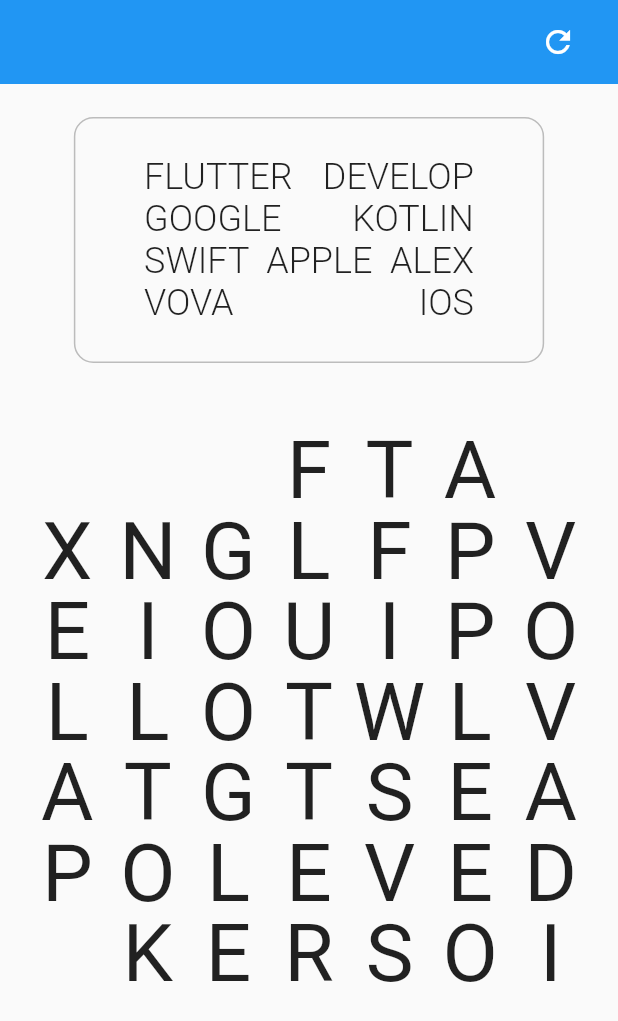
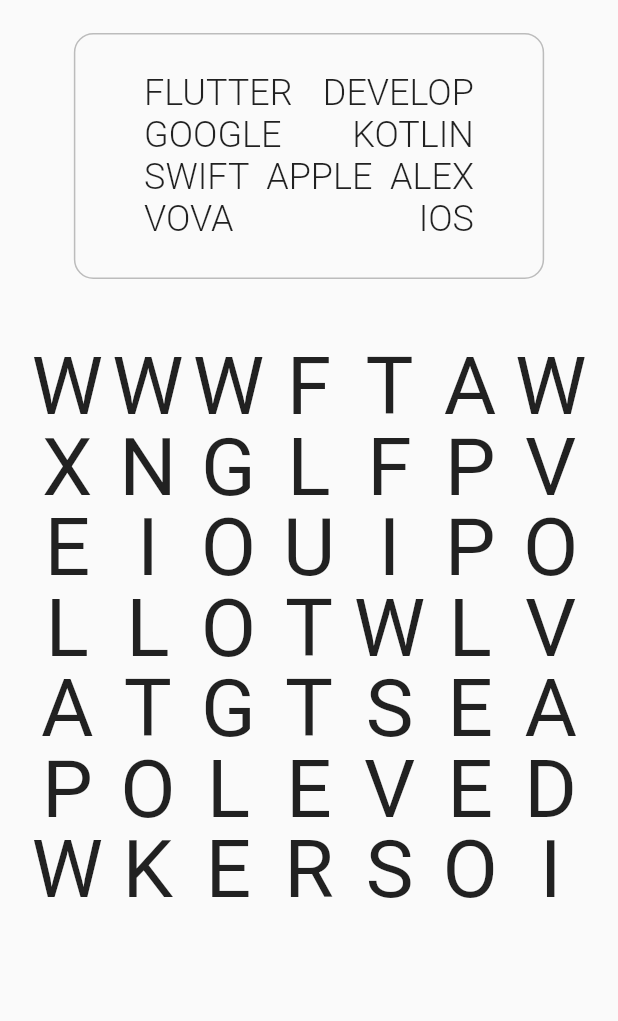
Before and after one commit to alexeylopukh/search_word, a Flutter app: the screen it shows after launch, on a phone screen of 412 x 824 dp. Shown: the top 1021 px of the screen. Run offline on Flutter 3.47's test engine with Material 2 defaults, Android fonts, the phone set to English and light mode, and no system bars; our stand-ins replace after_layout, vibration.

Commit message:
no message

```diff
--- a/lib/interactor/game_field_generator_interactor.dart
+++ b/lib/interactor/game_field_generator_interactor.dart
@@ -1,4 +1,5 @@
 import 'dart:convert';
+import 'dart:math';
 
 import 'package:flutter/material.dart';
 import 'package:search_word/interactor/string_from_list.dart';
@@ -11,6 +12,7 @@
   final List<String> words;
   final List<WordModel> addedWords = [];
   final int size;
+  final String abc = "ABCDEFGHIJKLMNOPQRSTUVWXYZ";
 
   GameFieldGeneratorInteractor({@required this.words, this.size = 7}) {
     gameField = GameField(size: size);
@@ -34,6 +36,7 @@
         return;
       }
     });
+    fillEmptyCells();
     return successfully;
   }
 
@@ -98,6 +101,14 @@
     return result;
   }
 
+  fillEmptyCells() {
+    List<String> abcList = abc.split('');
+    gameField.getAvailableStartPoints('').forEach((cell) {
+      gameField.field[cell.y][cell.x] =
+          abcList[Random().nextInt(abcList.length)];
+    });
+  }
+
   moveToDirection(Direction direction) {
     switch (direction) {
       case Direction.Up:
--- a/lib/main.dart
+++ b/lib/main.dart
@@ -1,3 +1,4 @@
+import 'package:flutter/cupertino.dart';
 import 'package:flutter/material.dart';
 import 'package:search_word/widget/words_widget.dart';
 
@@ -42,30 +43,21 @@
   ];
   int size = 7;
 
+  GameFieldGeneratorInteractor generator;
+
   @override
   void initState() {
+    generator = GameFieldGeneratorInteractor(words: words, size: size);
+    generator.generateField();
+
     super.initState();
   }
 
   @override
   Widget build(BuildContext context) {
-    final generator = GameFieldGeneratorInteractor(words: words, size: size);
-    generator.generateField();
-
     return Scaffold(
-        appBar: AppBar(
-          elevation: 0,
-          title: Row(
-            mainAxisAlignment: MainAxisAlignment.end,
-            children: <Widget>[
-              IconButton(
-                onPressed: () => update(),
-                icon: Icon(Icons.refresh),
-              )
-            ],
-          ),
-        ),
-        body: Column(
+        body: SafeArea(
+      child: Column(
         children: <Widget>[
           Padding(
             padding: const EdgeInsets.symmetric(horizontal: 37, vertical: 22),
@@ -76,10 +68,11 @@
           Padding(
             padding: EdgeInsets.all(18),
             child: GameFieldWidget(
-                field: generator.gameField.field,
+              generator: generator,
             ),
           ),
         ],
+      ),
     ));
   }
 
--- a/lib/model/word_model.dart
+++ b/lib/model/word_model.dart
@@ -1,5 +1,5 @@
-import 'package:flutter/cupertino.dart';
-
+import 'package:flutter/material.dart';
+import 'package:search_word/widget/cell_widget.dart';
 import 'field_cell.dart';
 
 class WordModel {
@@ -8,6 +8,9 @@
   final FieldCell startCell;
   final FieldCell endCell;
 
+  GlobalKey<CellWidgetState> startCellKey;
+  GlobalKey<CellWidgetState> endCellKey;
+
   WordModel({
     @required this.word,
     @required this.startCell,
--- a/lib/widget/cell_widget.dart
+++ b/lib/widget/cell_widget.dart
@@ -29,7 +29,6 @@
   Offset offset;
   Offset startPosition;
   Offset endPosition;
-  bool isTouched = false;
 
   @override
   Widget build(BuildContext context) {
@@ -37,7 +36,6 @@
     return Container(
       height: size,
       width: size,
-      color: isTouched ? Colors.orange : Colors.transparent,
       child: Center(
         child: Text(
           text,
@@ -53,11 +51,6 @@
     startPosition = Offset(position.dx - offset.dx, position.dy - offset.dy);
     endPosition =
         Offset(position.dx - offset.dx + size, position.dy - offset.dy + size);
-  }
-
-  unSelect() {
-    isTouched = false;
-    update();
   }
 
   bool isXpositionHere(double x) {
--- a/lib/widget/found_words_widget.dart
+++ b/lib/widget/found_words_widget.dart
@@ -1,6 +1,16 @@
-import 'package:flutter/cupertino.dart';
+import 'dart:math';
+
+import 'package:flutter/material.dart';
+import 'package:search_word/model/word_model.dart';
+import 'package:search_word/widget/line_painter.dart';
 
 class FoundWordsWidget extends StatefulWidget {
+  final List<WordModel> findedWords;
+  final double width;
+  const FoundWordsWidget(
+      {Key key, @required this.findedWords, @required this.width})
+      : super(key: key);
+
   @override
   _FoundWordsWidgetState createState() => _FoundWordsWidgetState();
 }
@@ -8,6 +18,21 @@
 class _FoundWordsWidgetState extends State<FoundWordsWidget> {
   @override
   Widget build(BuildContext context) {
-    return Container();
+    final List<Widget> childrens = [];
+    widget.findedWords.forEach((w) {
+      childrens.add(
+        CustomPaint(
+          painter: LinePainter(
+              w.startCellKey.currentState.getCenter(),
+              w.endCellKey.currentState.getCenter(),
+              widget.width,
+              Colors.primaries[Random().nextInt(Colors.primaries.length)]
+                  .withOpacity(0.5)),
+        ),
+      );
+    });
+    return Stack(
+      children: childrens,
+    );
   }
 }
--- a/lib/widget/game_field_widget.dart
+++ b/lib/widget/game_field_widget.dart
@@ -1,14 +1,17 @@
 import 'package:after_layout/after_layout.dart';
 import 'package:flutter/material.dart';
 import 'package:search_word/helper/direction_helper.dart';
+import 'package:search_word/interactor/game_field_generator_interactor.dart';
+import 'package:search_word/model/word_model.dart';
+import 'package:search_word/widget/found_words_widget.dart';
 import 'package:search_word/widget/selected_drawer_widget.dart';
 import 'package:vibration/vibration.dart';
 import 'cell_widget.dart';
 
 class GameFieldWidget extends StatefulWidget {
-  final List<List<String>> field;
+  final GameFieldGeneratorInteractor generator;
 
-  const GameFieldWidget({Key key, @required this.field}) : super(key: key);
+  const GameFieldWidget({Key key, @required this.generator}) : super(key: key);
   @override
   State<StatefulWidget> createState() {
     return GameFieldWidgetState();
@@ -17,7 +20,8 @@
 
 class GameFieldWidgetState extends State<GameFieldWidget>
     with AfterLayoutMixin<GameFieldWidget> {
-  List<List<String>> get field => widget.field;
+  List<WordModel> get availableWorlds => widget.generator.addedWords;
+  List<List<String>> get field => widget.generator.gameField.field;
   List<List<GlobalKey<CellWidgetState>>> keysField = [];
 
   List<GlobalKey<CellWidgetState>> keys = [];
@@ -26,14 +30,17 @@
   GlobalKey<CellWidgetState> firstCell;
   GlobalKey<CellWidgetState> secondCell;
 
+  List<WordModel> foundedWords = [];
+
   Offset fieldOffset;
+
+  Widget gameField;
 
   GlobalKey<SelectedDrawerWidgetState> selectedController =
       GlobalKey<SelectedDrawerWidgetState>();
 
   @override
   Widget build(BuildContext context) {
-    keys = [];
     return GestureDetector(
       onPanDown: (DragDownDetails details) {
         final touched = getKeyOfCurrentPosition(details.localPosition);
@@ -59,13 +66,23 @@
               SizedBox(
                 height: constraints.maxWidth,
                 width: constraints.maxWidth,
+                child: FoundWordsWidget(
+                  findedWords: foundedWords,
+                  width: constraints.maxWidth / field.length - 1,
+                ),
+              ),
+              SizedBox(
+                height: constraints.maxWidth,
+                width: constraints.maxWidth,
                 child: SelectedDrawerWidget(
                   constraints.maxWidth,
                   constraints.maxWidth / field.length,
                   key: selectedController,
                 ),
               ),
-              generateField(constraints.maxWidth / field.length),
+              gameField == null
+                  ? generateField(constraints.maxWidth / field.length)
+                  : gameField,
             ],
           );
         },
@@ -98,10 +115,11 @@
         children: currentRowWidgets,
       ));
     }
-    return Column(
+    gameField = Column(
       mainAxisAlignment: MainAxisAlignment.center,
       children: rows,
     );
+    return gameField;
   }
 
   onFirstTap(GlobalKey<CellWidgetState> key) {
@@ -339,7 +357,22 @@
   }
 
   onTapEnd() {
-    print('end');
+    try {
+      availableWorlds.forEach((w) {
+        if (firstCell.currentState != null &&
+            secondCell.currentState != null &&
+            w.startCell.x == firstCell.currentState.x &&
+            w.startCell.y == firstCell.currentState.y &&
+            w.endCell.x == secondCell.currentState.x &&
+            w.endCell.y == secondCell.currentState.y) {
+          w.startCellKey = firstCell;
+          w.endCellKey = secondCell;
+          foundedWords.add(w);
+          update();
+        }
+      });
+    } catch (e) {}
+
     firstCell = null;
     secondCell = null;
     currentDirection = null;
@@ -367,6 +400,7 @@
     if (fieldOffset == null) {
       fieldOffset =
           (context.findRenderObject() as RenderBox).localToGlobal(Offset.zero);
+      gameField = null;
       update();
     }
   }
--- a/lib/widget/selected_drawer_widget.dart
+++ b/lib/widget/selected_drawer_widget.dart
@@ -30,7 +30,7 @@
           : CustomPaint(
               size: Size(widget.size, widget.size),
               painter: LinePainter(first, second == null ? first : second,
-                  widget.width, Colors.orange),
+                  widget.width, Colors.orange.withOpacity(0.5)),
             ),
     );
   }
```
Lines whose indentation alone changed are shown as unchanged.
